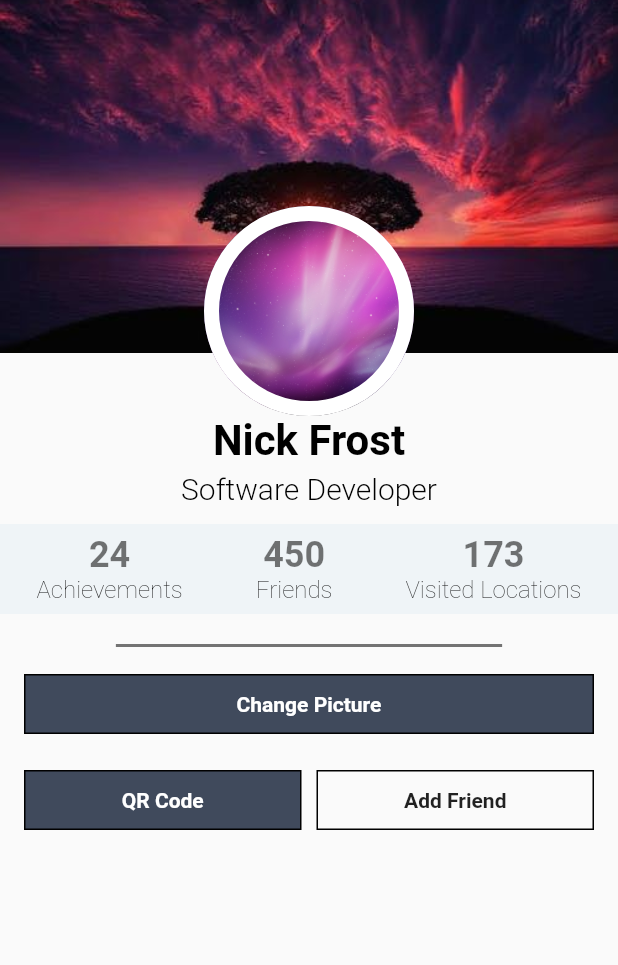
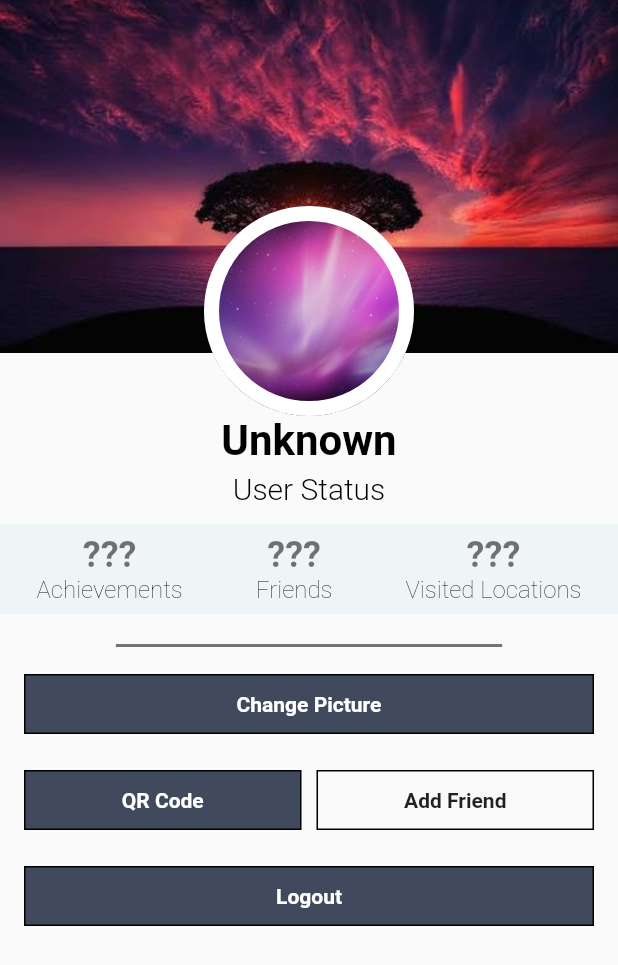
Before and after one commit to FabioSparta/Flutter-TourAlbum, a Flutter app: the UserProfilePage screen opened directly, on a phone screen of 412 x 824 dp. Shown: the top 965 px of the screen. Run offline on Flutter 3.47's test engine with Material 2 defaults, Android fonts, the phone set to English and light mode, and no system bars; our stand-ins replace firebase_auth, firebase_core, firebase_database, flutter_map, fluttertoast, gallery_saver and 4 more; accounts and stored records are empty; network calls fail.

```diff
--- a/tour_album/lib/profile.dart
+++ b/tour_album/lib/profile.dart
@@ -1,13 +1,13 @@
 import 'package:flutter/material.dart';
 
 class UserProfilePage extends StatelessWidget {
-  final String _fullName = "Nick Frost";
-  final String _status = "Software Developer";
+  final String _fullName = "Unknown";
+  final String _status = "User Status";
   final String _bio =
       "\"Hi, I am a Freelance developer working for hourly basis. If you wants to contact me to build your product leave a message.\"";
-  final String _followers = "173";
-  final String _posts = "24";
-  final String _scores = "450";
+  final String _locations = "???";
+  final String _achievements = "???";
+  final String _friends = "???";
 
   Widget _buildCoverImage(Size screenSize) {
     return Container(
@@ -110,9 +110,9 @@ class UserProfilePage extends StatelessWidget {
       child: Row(
         mainAxisAlignment: MainAxisAlignment.spaceAround,
         children: <Widget>[
-          _buildStatItem("Achievements", _posts),
-          _buildStatItem("Friends", _scores),
-          _buildStatItem("Visited Locations", _followers),
+          _buildStatItem("Achievements", _achievements),
+          _buildStatItem("Friends", _friends),
+          _buildStatItem("Visited Locations", _locations),
         ],
       ),
     );
@@ -141,7 +141,7 @@ class UserProfilePage extends StatelessWidget {
     );
   }
 
-  Widget _buildGetInTouch(BuildContext context) {
+  Widget _buildChangedPicture(BuildContext context) {
     return Container(
       color: Theme.of(context).scaffoldBackgroundColor,
       padding: EdgeInsets.symmetric(vertical: 8.0, horizontal: 16.0),
@@ -157,6 +157,33 @@ class UserProfilePage extends StatelessWidget {
             child: Center(
               child: Text(
                 "Change Picture",
+                style: TextStyle(
+                  color: Colors.white,
+                  fontWeight: FontWeight.w600,
+                ),
+              ),
+            ),
+          ),
+        ),
+      ),
+    );
+  }
+    Widget _buildLogout(BuildContext context) {
+    return Container(
+      color: Theme.of(context).scaffoldBackgroundColor,
+      padding: EdgeInsets.symmetric(vertical: 8.0, horizontal: 16.0),
+      child: Expanded(
+        child: InkWell(
+          onTap: () => print("followed"),
+          child: Container(
+            height: 40.0,
+            decoration: BoxDecoration(
+              border: Border.all(),
+              color: Color(0xFF404A5C),
+            ),
+            child: Center(
+              child: Text(
+                "Logout",
                 style: TextStyle(
                   color: Colors.white,
                   fontWeight: FontWeight.w600,
@@ -240,9 +267,11 @@ class UserProfilePage extends StatelessWidget {
                   _buildBio(context),
                   _buildSeparator(screenSize),
                   SizedBox(height: 10.0),
-                  _buildGetInTouch(context),
+                  _buildChangedPicture(context),
                   SizedBox(height: 8.0),
                   _buildButtons(),
+                  SizedBox(height: 8.0),
+                  _buildLogout(context),
                 ],
               ),
             ),
```
Also changed, not shown: tour_album/lib/first_screen.dart (+19 -14 lines), tour_album/lib/login.dart (+88 -11 lines), tour_album/pubspec.yaml (+9 -3 lines), tour_album/pubspec.lock, 3 other files.
